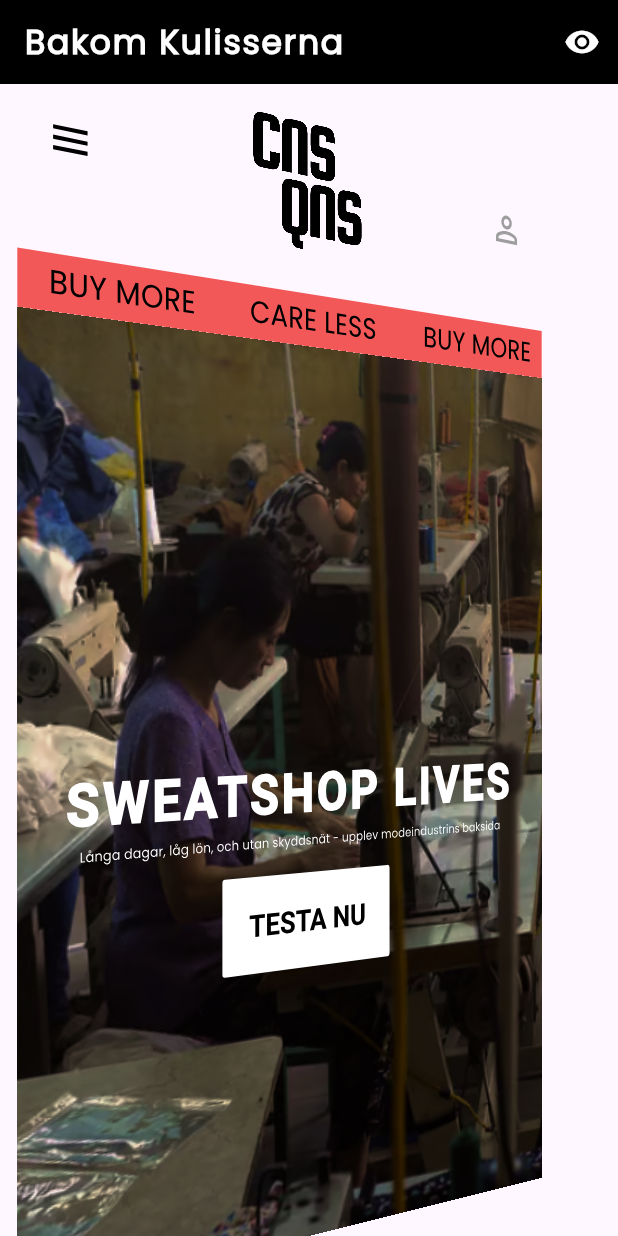
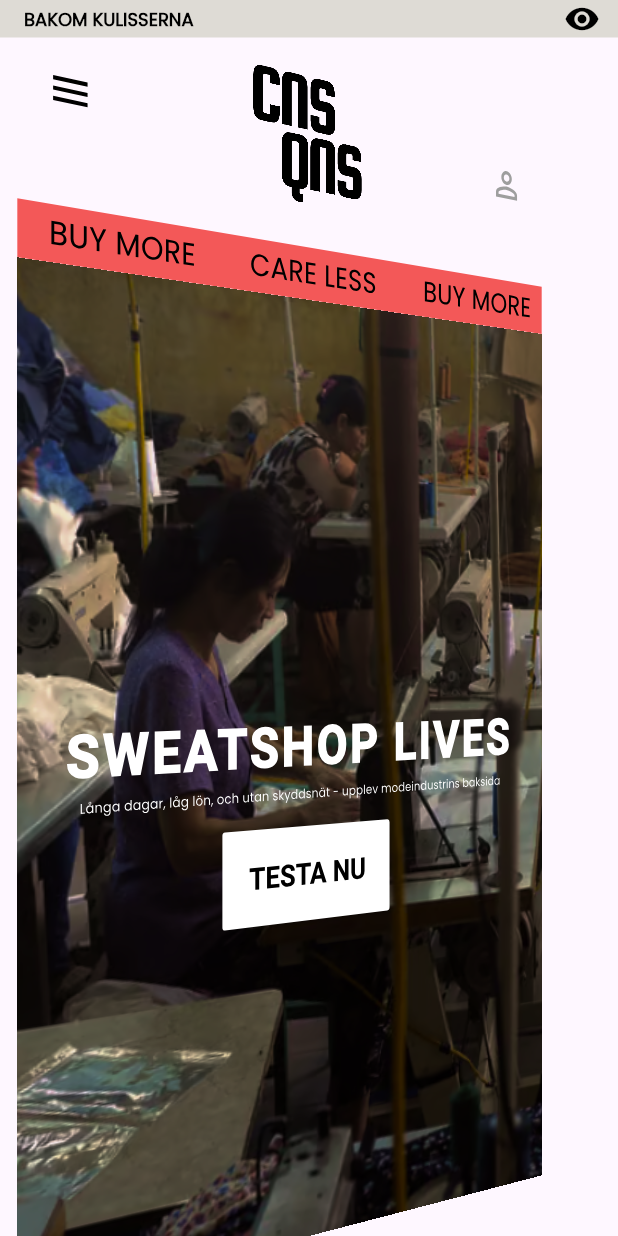
Before and after one commit to Jimleskog/bakom_kulisserna, a Flutter app: the screen it shows after launch, scrolled down 576 dp, after a tap on the "visibility" icon, on a phone screen of 412 x 824 dp. Run offline on Flutter 3.47's test engine with Material 3 defaults, Android fonts, the phone set to English and light mode, and no system bars; our stand-ins replace google_fonts.

Commit message:
Update app bar title and styling for Bakom Kulisserna page

```diff
--- a/lib/pages/bakom_kulisserna.dart
+++ b/lib/pages/bakom_kulisserna.dart
@@ -98,18 +98,25 @@ class BakomKulissernaMainPageState extends State<BakomKulissernaMainPage>
     // print('TextTheme: ${Theme.of(context).textTheme}');
     return Scaffold(
       appBar: AppBar(
-        title: const Text(
-          'Bakom Kulisserna',
-          style: TextStyle(
-            fontWeight: FontWeight.bold,
-            fontSize: 22,
-            letterSpacing: 1.2,
-          ),
+        toolbarHeight: 25,
+        title: Row(
+          children: [
+            Text(
+              showReality ? 'BAKOM KULISSERNA' : 'FRAMFÖR KULISSERNA',
+              style: const TextStyle(
+                fontWeight: FontWeight.bold,
+                fontSize: 12,
+                // letterSpacing: 1.2,
+              ),
+            ),
+          ],
         ),
-        backgroundColor: Colors.black,
-        foregroundColor: Colors.white,
+        backgroundColor: const Color.fromRGBO(222, 219, 213, 100),
+        foregroundColor: Colors.black,
         actions: [
           IconButton(
+            padding: EdgeInsets.zero, // Set padding to zero
+            iconSize: 24, // Increased icon size
             icon: const Icon(Icons.visibility),
             onPressed: toggleReality,
             tooltip: showReality ? 'Switch to Store View' : 'Reveal Reality',
```
Also changed, not shown: images/542WnRSg.png (added), images/GwUdNzCA.png (added), images/ORa1uoh0.png (added), images/t6xmCctQ.png (added).
